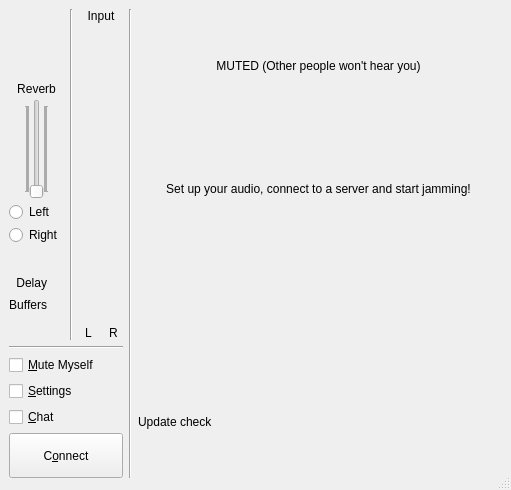
Above: src/clientdlgbase.ui from jamulussoftware/jamulus before the change. Below: the same form after it.
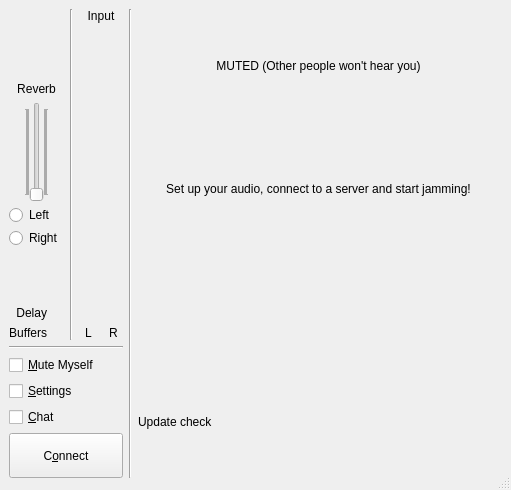
That is the form after the change. Icons and pictures are not drawn. Custom widgets are drawn as their Qt base class.

Commit message: left-side gui section update

Diff of the .ui file:
```diff
--- a/src/clientdlgbase.ui
+++ b/src/clientdlgbase.ui
@@ -65,19 +65,6 @@
               <property name="spacing">
                <number>3</number>
               </property>
-              <item>
-               <spacer name="verticalSpacer_2">
-                <property name="orientation">
-                 <enum>Qt::Vertical</enum>
-                </property>
-                <property name="sizeHint" stdset="0">
-                 <size>
-                  <width>20</width>
-                  <height>10</height>
-                 </size>
-                </property>
-               </spacer>
-              </item>
               <item>
                <widget class="QLabel" name="pxlLogo">
                 <property name="sizePolicy">
@@ -115,7 +102,7 @@
                 <item>
                  <layout class="QVBoxLayout">
                   <property name="spacing">
-                   <number>3</number>
+                   <number>6</number>
                   </property>
                   <item>
                    <widget class="QLabel" name="lblAudioReverb">
@@ -147,6 +134,12 @@
                     </item>
                     <item>
                      <widget class="QSlider" name="sldAudioReverb">
+                      <property name="sizePolicy">
+                       <sizepolicy hsizetype="Fixed" vsizetype="Expanding">
+                        <horstretch>0</horstretch>
+                        <verstretch>0</verstretch>
+                       </sizepolicy>
+                      </property>
                       <property name="minimumSize">
                        <size>
                         <width>0</width>
@@ -215,7 +208,7 @@
                 <property name="sizeHint" stdset="0">
                  <size>
                   <width>10</width>
-                  <height>0</height>
+                  <height>10</height>
                  </size>
                 </property>
                </spacer>
@@ -270,7 +263,7 @@
                 <property name="sizeHint" stdset="0">
                  <size>
                   <width>10</width>
-                  <height>5</height>
+                  <height>3</height>
                  </size>
                 </property>
                </spacer>
@@ -314,19 +307,6 @@
                 </item>
                </layout>
               </item>
-              <item>
-               <spacer>
-                <property name="orientation">
-                 <enum>Qt::Vertical</enum>
-                </property>
-                <property name="sizeHint" stdset="0">
-                 <size>
-                  <width>10</width>
-                  <height>0</height>
-                 </size>
-                </property>
-               </spacer>
-              </item>
              </layout>
             </item>
             <item>
```
The commit also changes 5 other files.
